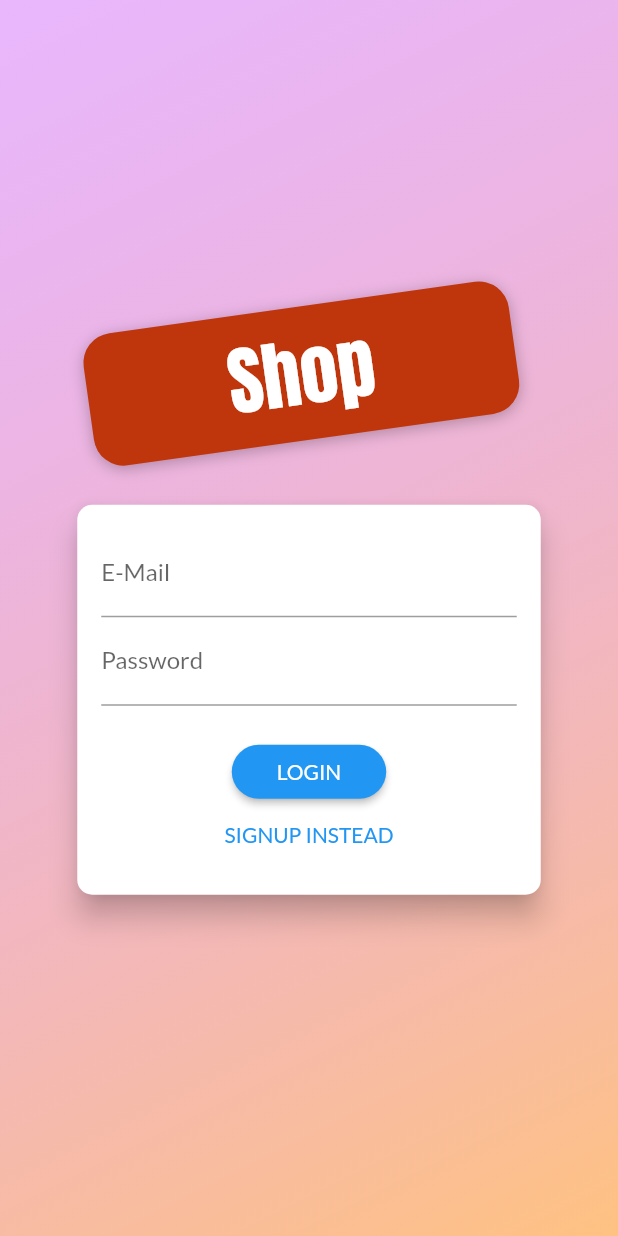
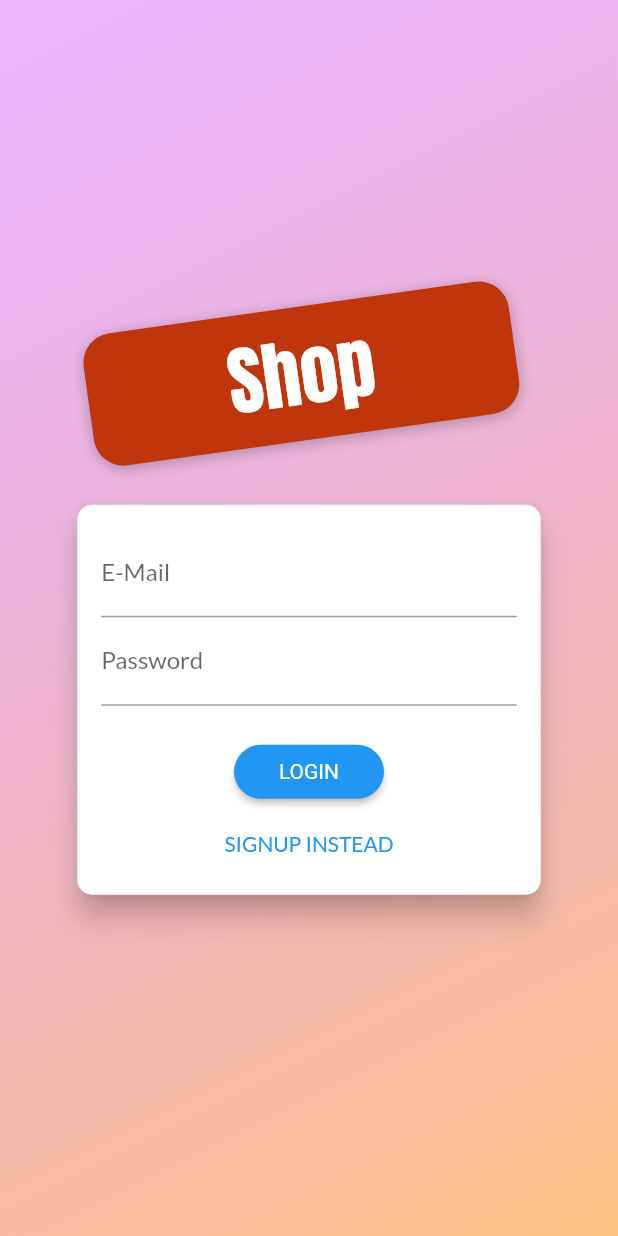
Before and after one commit to SharfarazMahmood/Flutter_Eshop, a Flutter app: the screen it shows after launch, on a phone screen of 412 x 824 dp. Run offline on Flutter 3.47's test engine with Material 2 defaults, Android fonts, the light colour scheme and no system bars; our stand-ins replace shared_preferences.

Commit message:
Replaced deprecated buttons with new buttons.

```diff
--- a/lib/screens/auth_screen.dart
+++ b/lib/screens/auth_screen.dart
@@ -311,25 +311,34 @@ class _AuthCardState extends State<AuthCard>
                 if (_isLoading)
                   CircularProgressIndicator()
                 else
-                  RaisedButton(
+                  ElevatedButton(
                     child:
                         Text(_authMode == AuthMode.Login ? 'LOGIN' : 'SIGN UP'),
                     onPressed: _submit,
-                    shape: RoundedRectangleBorder(
-                      borderRadius: BorderRadius.circular(30),
+                    style: ElevatedButton.styleFrom(
+                      shape: RoundedRectangleBorder(
+                        borderRadius: BorderRadius.circular(30),
+                      ),
+                      padding:
+                          EdgeInsets.symmetric(horizontal: 30.0, vertical: 8.0),
+                      textStyle: TextStyle(
+                        color: Theme.of(context).primaryTextTheme.button.color,
+                      ),
                     ),
-                    padding:
-                        EdgeInsets.symmetric(horizontal: 30.0, vertical: 8.0),
-                    color: Theme.of(context).primaryColor,
-                    textColor: Theme.of(context).primaryTextTheme.button.color,
+                    // color: Theme.of(context).primaryColor,
                   ),
-                FlatButton(
+                TextButton(
                   child: Text(
                       '${_authMode == AuthMode.Login ? 'SIGNUP' : 'LOGIN'} INSTEAD'),
                   onPressed: _switchAuthMode,
-                  padding: EdgeInsets.symmetric(horizontal: 30.0, vertical: 4),
-                  materialTapTargetSize: MaterialTapTargetSize.shrinkWrap,
-                  textColor: Theme.of(context).primaryColor,
+                  style: TextButton.styleFrom(
+                    padding: EdgeInsets.symmetric(
+                      horizontal: 30.0,
+                      vertical: 4,
+                    ),
+                  ),
+                  // materialTapTargetSize: MaterialTapTargetSize.shrinkWrap,
+                  // textColor: Theme.of(context).primaryColor,
                 ),
               ],
             ),
--- a/lib/screens/cart_screen.dart
+++ b/lib/screens/cart_screen.dart
@@ -80,7 +80,7 @@ class _OrderButtonState extends State<OrderButton> {
   var _isLoading = false;
   @override
   Widget build(BuildContext context) {
-    return FlatButton(
+    return TextButton(
       child: _isLoading? CircularProgressIndicator(): Text('Order Now'),
       onPressed: (widget.cart.itemCount <= 0 || _isLoading)
           ? null
@@ -97,7 +97,7 @@ class _OrderButtonState extends State<OrderButton> {
               });
               widget.cart.clearCart();
             },
-      textColor: Theme.of(context).primaryColor,
+      // style: TextButton.styleFrom(backgroundColor: Colors.blueGrey.shade800),
     );
   }
 }
--- a/lib/screens/edit_product_screen.dart
+++ b/lib/screens/edit_product_screen.dart
@@ -116,7 +116,7 @@ class _EditProductScreenState extends State<EditProductScreen> {
             title: Text('An error occurred!'),
             content: Text('Something went wrong.'),
             actions: <Widget>[
-              FlatButton(
+              TextButton(
                 child: Text('Okay'),
                 onPressed: () {
                   Navigator.of(ctx).pop();
--- a/lib/widgets/cart_Item.dart
+++ b/lib/widgets/cart_Item.dart
@@ -44,13 +44,13 @@ class CartItem extends StatelessWidget {
             title: Text('Are you sure ?'),
             content: Text('Do you want to remove the Item from cart ?'),
             actions: <Widget>[
-              FlatButton(
+              TextButton(
                 onPressed: () {
                   Navigator.of(ctx).pop(false);
                 },
                 child: Text('No'),
               ),
-              FlatButton(
+              TextButton(
                 onPressed: () {
                   Navigator.of(ctx).pop(true);
                 },
```
